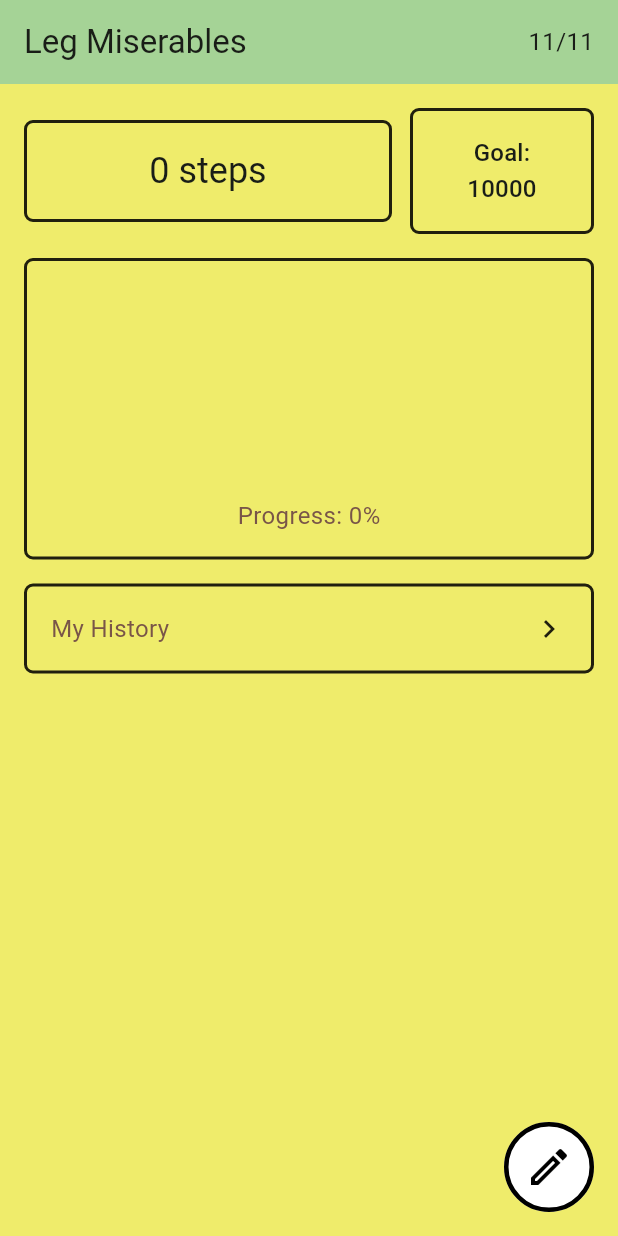
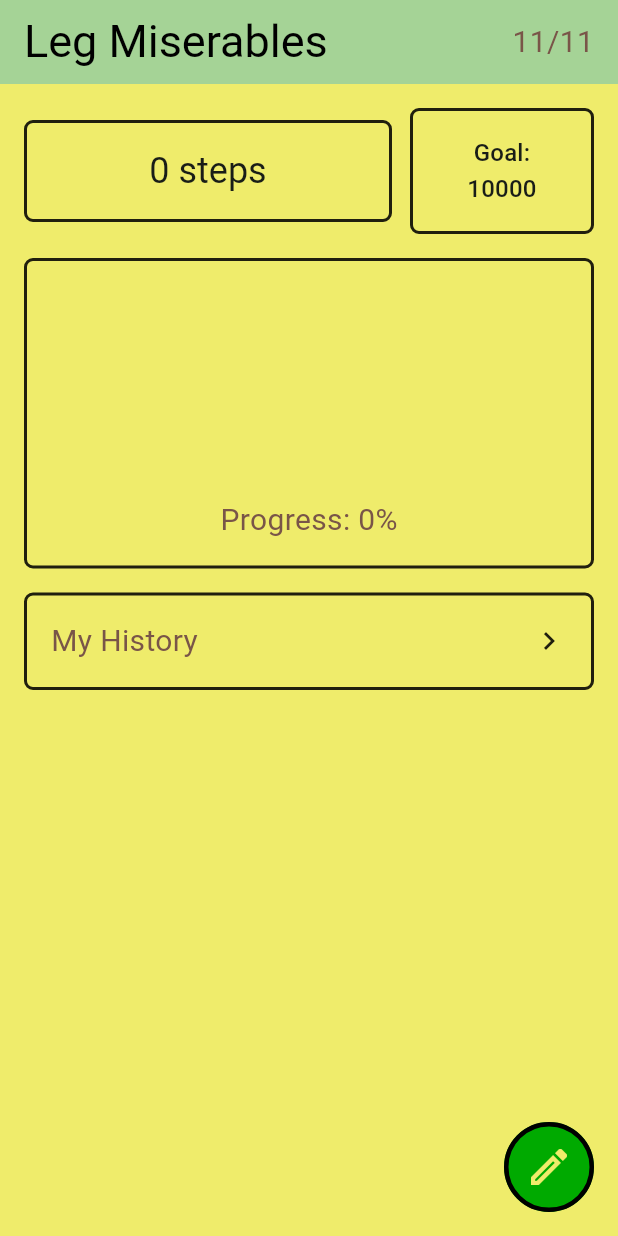
Before and after one commit to ThisIsMeem/leg-miserables, a Flutter app: the screen it shows after launch, on a phone screen of 412 x 824 dp. Run offline on Flutter 3.47's test engine with Material 3 defaults, Android fonts, the phone set to English and light mode, and no system bars; our stand-ins replace fl_chart, pedometer, sqflite, sqflite_common_ffi; accounts and stored records are empty.

Commit message:
Added title theme and applied theming to edit icon

```diff
--- a/lib/main.dart
+++ b/lib/main.dart
@@ -46,7 +46,8 @@ class MyApp extends StatelessWidget {
           brightness: Brightness.light
           ),
         textTheme: const TextTheme(
-          bodyMedium: TextStyle(fontSize: 16, color: Colors.brown)
+          bodyMedium: TextStyle(fontSize: 20, color: Colors.brown),
+          titleLarge: TextStyle(fontSize: 30, color: Colors.black)
         )
       ),
       darkTheme: ThemeData(
@@ -57,6 +58,10 @@ class MyApp extends StatelessWidget {
           outline: const Color(0xffe8e7ab),
           brightness: Brightness.dark
           ),
+      textTheme: const TextTheme(
+          bodyMedium: TextStyle(fontSize: 20, color: Colors.yellow),
+          titleLarge: TextStyle(fontSize: 30, color: Colors.white)
+        )
       ),
 
       home: const MyHomePage(title: 'Leg Miserables'),
@@ -149,7 +154,7 @@ class _MyHomePageState extends State<MyHomePage> {
         backgroundColor: Theme.of(context).colorScheme.inversePrimary,
         // Here we take the value from the MyHomePage object that was created by
         // the App.build method, and use it to set our appbar title.
-        title: Text("Leg Miserables"),
+        title: Text("Leg Miserables", style: Theme.of(context).textTheme.titleLarge),
         actions: [
           Padding(
             padding: const EdgeInsets.only(right: 16),
@@ -157,7 +162,7 @@ class _MyHomePageState extends State<MyHomePage> {
               child: Builder(
                 builder: (context) {
                   final now = DateTime.now();
-                  return Text('${now.month}/${now.day}');
+                  return Text('${now.month}/${now.day}', style: Theme.of(context).textTheme.bodyMedium,);
                 },
               ),
             ),
--- a/lib/widgets/edit_goal_button.dart
+++ b/lib/widgets/edit_goal_button.dart
@@ -10,14 +10,14 @@ class EditGoalButton extends StatelessWidget {
     return Tooltip(
       message: 'Change daily goal',
       child: Material(
-        color: Colors.white,
+        color: Theme.of(context).colorScheme.primary,
         shape: const CircleBorder(side: BorderSide(width: 3)),
         child: InkWell(
           customBorder: const CircleBorder(),
           onTap: onPressed,
-          child: const Padding(
+          child: Padding(
             padding: EdgeInsets.all(14),
-            child: Icon(Icons.edit_outlined, size: 32, color: Colors.black),
+            child: Icon(Icons.edit_outlined, size: 32, color: Theme.of(context).colorScheme.surface),
           ),
         ),
       ),
```
